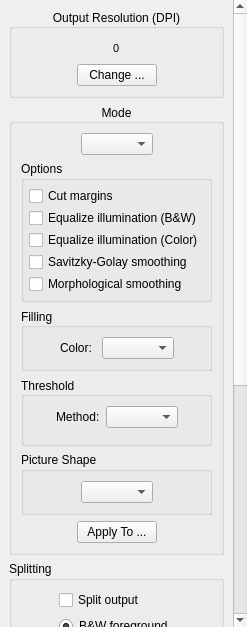
Before: the Qt Designer form filters/output/ui/OutputOptionsWidget.ui in 4lex4/scantailor-advanced, drawn with Qt 5.
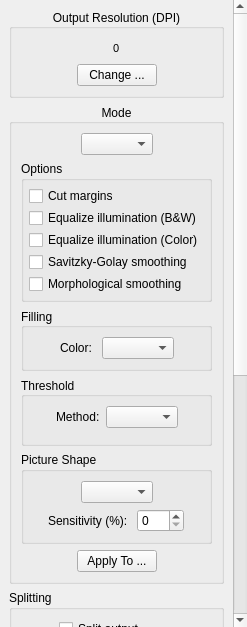
After: the same form once the commit is applied. Icons and pictures are not drawn.

Commit message: "Quadro" picture shape mode was merged with rectangular. Also removed restriction of ver. Featured on deleting all the auto zones. Before it resulted in resetting all auto zones back. Added sensitivity option. If sensitivity equals 25%, the results will be the same as they were in old "Quadro" mode, if 100% - as in old "Rectangular".

Diff of the .ui file:
```diff
--- a/filters/output/ui/OutputOptionsWidget.ui
+++ b/filters/output/ui/OutputOptionsWidget.ui
@@ -86,9 +86,9 @@
       <property name="geometry">
        <rect>
         <x>0</x>
-        <y>0</y>
+        <y>-115</y>
         <width>230</width>
-        <height>962</height>
+        <height>988</height>
        </rect>
       </property>
       <layout class="QVBoxLayout" name="verticalLayout_3">
@@ -510,6 +510,67 @@
                </item>
               </layout>
              </item>
+             <item>
+              <widget class="QWidget" name="pictureShapeSensitivityOptions" native="true">
+               <layout class="QHBoxLayout" name="horizontalLayout_14">
+                <property name="leftMargin">
+                 <number>0</number>
+                </property>
+                <property name="topMargin">
+                 <number>0</number>
+                </property>
+                <property name="rightMargin">
+                 <number>0</number>
+                </property>
+                <property name="bottomMargin">
+                 <number>0</number>
+                </property>
+                <item>
+                 <spacer name="horizontalSpacer_27">
+                  <property name="orientation">
+                   <enum>Qt::Horizontal</enum>
+                  </property>
+                  <property name="sizeHint" stdset="0">
+                   <size>
+                    <width>40</width>
+                    <height>20</height>
+                   </size>
+                  </property>
+                 </spacer>
+                </item>
+                <item>
+                 <widget class="QLabel" name="pictureShapeSensitivityLabel">
+                  <property name="text">
+                   <string>Sensitivity (%): </string>
+                  </property>
+                 </widget>
+                </item>
+                <item>
+                 <widget class="QSpinBox" name="pictureShapeSensitivitySB">
+                  <property name="minimum">
+                   <number>0</number>
+                  </property>
+                  <property name="maximum">
+                   <number>100</number>
+                  </property>
+                 </widget>
+                </item>
+                <item>
+                 <spacer name="horizontalSpacer_28">
+                  <property name="orientation">
+                   <enum>Qt::Horizontal</enum>
+                  </property>
+                  <property name="sizeHint" stdset="0">
+                   <size>
+                    <width>40</width>
+                    <height>20</height>
+                   </size>
+                  </property>
+                 </spacer>
+                </item>
+               </layout>
+              </widget>
+             </item>
             </layout>
            </widget>
           </item>
```
Left out of the diff: 2 changed lines with no effect on the pictures. The commit also changes 21 other files.
